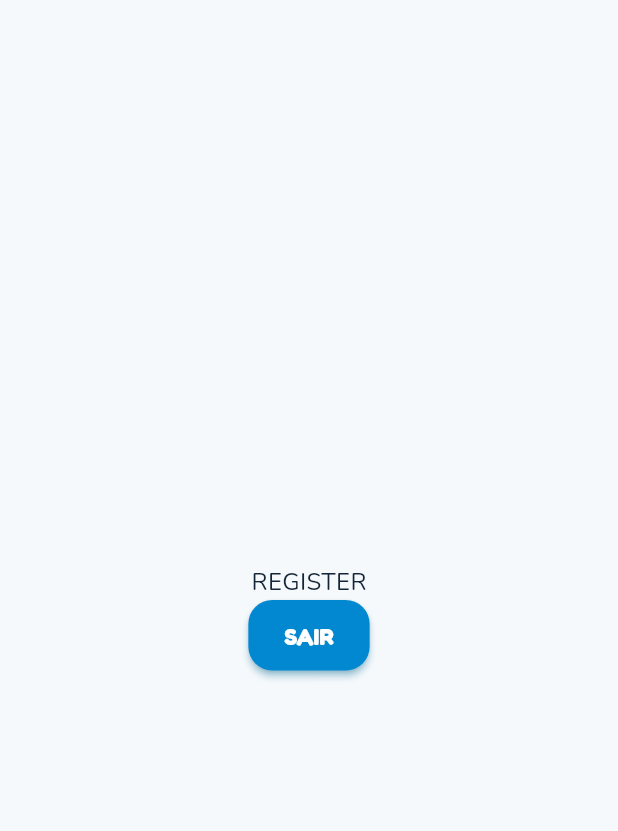
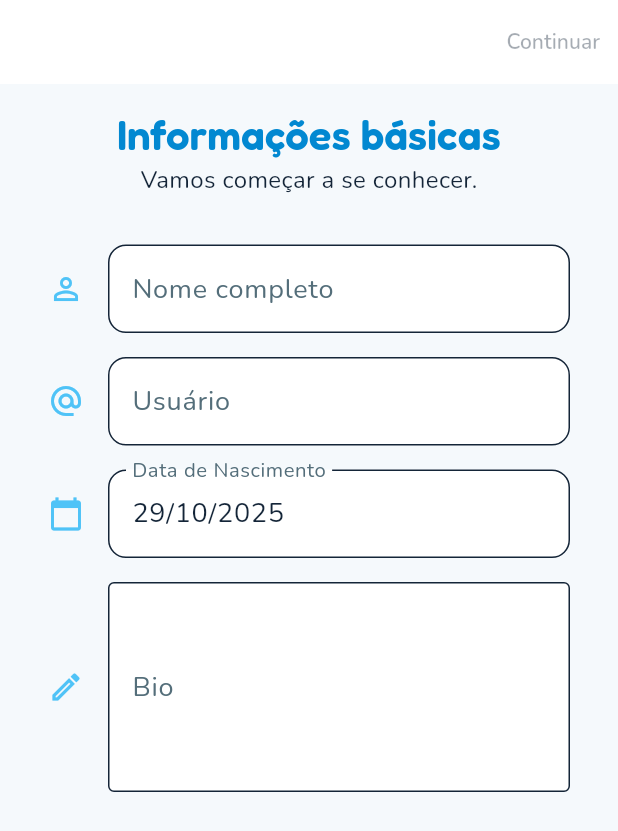
Before and after one commit to ricarthlima/dvagarin, a Flutter app: the RegisterScreen screen opened directly, on a phone screen of 412 x 824 dp. Shown: the top 831 px of the screen. Run offline on Flutter 3.47's test engine with Material 3 defaults, Android fonts, the phone set to English and light mode, and no system bars; our stand-ins replace dio, equatable, firebase_auth, firebase_core, flutter_markdown_plus, flutter_mobx and 9 more; accounts and stored records are empty; generated files the repository leaves out were written again.

Commit message:
feat(register): adicionado formulario de registro basico

```diff
--- a/vagarin_app/lib/core/theme/app_theme.dart
+++ b/vagarin_app/lib/core/theme/app_theme.dart
@@ -49,7 +49,7 @@ class AppTheme {
         titleLarge: TextStyle(
           fontFamily: AppFonts.fredoka,
           fontWeight: FontWeights.fredokaSemiBold,
-          fontSize: 20,
+          fontSize: 28,
           color: AppColors.primary,
         ),
         titleMedium: TextStyle(
--- a/vagarin_app/lib/features/register/pages/register_screen.dart
+++ /dev/null
@@ -1,32 +0,0 @@
-import 'package:flutter/material.dart';
-import 'package:go_router/go_router.dart';
-import 'package:vagarin_app/features/auth/stores/auth_store.dart';
-
-import '../../../shared/injection_container.dart';
-
-class RegisterScreen extends StatelessWidget {
-  const RegisterScreen({super.key});
-
-  @override
-  Widget build(BuildContext context) {
-    return Scaffold(
-      body: Center(
-        child: Column(
-          mainAxisSize: MainAxisSize.min,
-          crossAxisAlignment: CrossAxisAlignment.center,
-          mainAxisAlignment: MainAxisAlignment.center,
-          children: [
-            Text("REGISTER"),
-            ElevatedButton(
-              onPressed: () {
-                getIt<AuthStore>().signOut();
-                if (context.mounted) context.go('/');
-              },
-              child: Text("SAIR"),
-            ),
-          ],
-        ),
-      ),
-    );
-  }
-}
--- /dev/null
+++ b/vagarin_app/lib/features/register/presentation/layouts/register_basic_layout.dart
@@ -0,0 +1,133 @@
+import 'package:flutter/material.dart';
+import 'package:flutter/services.dart';
+import 'package:flutter_mobx/flutter_mobx.dart';
+import 'package:vagarin_app/features/register/presentation/widget/register_scaffold_layout.dart';
+
+import '../../../../shared/injection_container.dart';
+import '../stores/register_store.dart';
+
+class RegisterBasicLayout extends StatefulWidget {
+  const RegisterBasicLayout({super.key});
+
+  @override
+  State<RegisterBasicLayout> createState() => _RegisterBasicLayoutState();
+}
+
+class _RegisterBasicLayoutState extends State<RegisterBasicLayout> {
+  final TextEditingController _nameController = TextEditingController();
+  final TextEditingController _usernameController = TextEditingController();
+  final TextEditingController _dobController = TextEditingController();
+  final TextEditingController _bioController = TextEditingController();
+
+  @override
+  void initState() {
+    RegisterStore registerStore = getIt<RegisterStore>();
+
+    _nameController.text = registerStore.name;
+    _usernameController.text = registerStore.username;
+    _dobController.text = registerStore.formattedBirthday;
+    _bioController.text = registerStore.bio;
+    super.initState();
+  }
+
+  @override
+  Widget build(BuildContext context) {
+    RegisterStore registerStore = getIt<RegisterStore>();
+
+    return Observer(
+      builder: (_) {
+        return RegisterScaffoldLayout(
+          title: "Informações básicas",
+          subtitle: "Vamos começar a se conhecer.",
+          child: Form(
+            child: SingleChildScrollView(
+              child: Column(
+                spacing: 16,
+                children: [
+                  TextFormField(
+                    controller: _nameController,
+                    decoration: InputDecoration(
+                      labelText: 'Nome completo',
+                      hintText: 'Seu nome e sobrenome',
+                      icon: Icon(Icons.person_outline),
+                      errorText: registerStore.nameErrorText,
+                    ),
+                    keyboardType: TextInputType.name,
+                    textCapitalization: TextCapitalization.words,
+                    onChanged: registerStore.setName,
+                  ),
+                  TextFormField(
+                    controller: _usernameController,
+                    decoration: InputDecoration(
+                      labelText: 'Usuário',
+                      hintText: 'ex: ricarth_lima',
+                      icon: Icon(Icons.alternate_email),
+                      prefixText: '@',
+                      errorText: registerStore.usernameErrorText,
+                    ),
+                    keyboardType: TextInputType.text,
+                    autocorrect: false,
+                    enableSuggestions: false,
+                    inputFormatters: [
+                      FilteringTextInputFormatter.allow(RegExp(r'[a-z0-9_]')),
+                    ],
+                    onChanged: registerStore.setUsername,
+                  ),
+                  TextFormField(
+                    controller: _dobController,
+                    decoration: const InputDecoration(
+                      labelText: 'Data de Nascimento',
+                      hintText: 'Selecione uma data',
+                      icon: Icon(Icons.calendar_today),
+                    ),
+                    readOnly: true,
+                    onTap: () {
+                      FocusScope.of(context).requestFocus(FocusNode());
+                      _selectDate(context, registerStore);
+                    },
+                    validator: (value) {
+                      if (value == null || value.isEmpty) {
+                        return 'A data de nascimento é obrigatória';
+                      }
+                      return null;
+                    },
+                  ),
+                  TextFormField(
+                    controller: _bioController,
+                    decoration: const InputDecoration(
+                      labelText: 'Bio',
+                      hintText: 'Fale um pouco sobre você...',
+                      icon: Icon(Icons.edit_outlined),
+                      border: OutlineInputBorder(),
+                    ),
+                    keyboardType: TextInputType.multiline,
+                    textCapitalization: TextCapitalization.sentences,
+                    maxLines: 4,
+                    onChanged: registerStore.setBio,
+                  ),
+                ],
+              ),
+            ),
+          ),
+        );
+      },
+    );
+  }
+
+  Future<void> _selectDate(
+    BuildContext context,
+    RegisterStore registerStore,
+  ) async {
+    final DateTime? picked = await showDatePicker(
+      context: context,
+      initialDate: registerStore.birthday,
+      firstDate: DateTime(1900), // Primeiro ano selecionável
+      lastDate: DateTime.now(), // Não pode nascer no futuro
+    );
+
+    if (picked != null && picked != registerStore.birthday) {
+      registerStore.birthday = picked;
+      _bioController.text = registerStore.formattedBirthday;
+    }
+  }
+}
--- /dev/null
+++ b/vagarin_app/lib/features/register/presentation/layouts/register_layouts.dart
@@ -0,0 +1,6 @@
+export 'register_basic_layout.dart';
+export 'register_confirm_layout.dart';
+export 'register_geo_layout.dart';
+export 'register_notification_layout.dart';
+export 'register_phone_layout.dart';
+export 'register_photo_layout.dart';
--- /dev/null
+++ b/vagarin_app/lib/features/register/presentation/pages/register_screen.dart
@@ -0,0 +1,80 @@
+import 'package:flutter/material.dart';
+import 'package:flutter_mobx/flutter_mobx.dart';
+import 'package:vagarin_app/features/register/presentation/stores/register_store.dart';
+
+import '../../../../shared/injection_container.dart';
+import '../layouts/register_layouts.dart';
+
+class RegisterScreen extends StatelessWidget {
+  const RegisterScreen({super.key});
+
+  @override
+  Widget build(BuildContext context) {
+    RegisterStore registerStore = getIt<RegisterStore>();
+
+    return Scaffold(
+      resizeToAvoidBottomInset: true,
+      appBar: AppBar(
+        leading: Observer(
+          builder: (_) {
+            return Visibility(
+              visible: (registerStore.currentPage != RegisterPage.basics),
+              child: IconButton(
+                onPressed: () {
+                  registerStore.backPage();
+                },
+                icon: Icon(Icons.arrow_back),
+              ),
+            );
+          },
+        ),
+        actions: [
+          Observer(
+            builder: (_) {
+              return TextButton(
+                onPressed: registerStore.canNextPage
+                    ? () {
+                        registerStore.nextPage();
+                      }
+                    : null,
+                child: Text(
+                  registerStore.currentPage == RegisterPage.confirm
+                      ? "Registrar-se"
+                      : "Continuar",
+                ),
+              );
+            },
+          ),
+        ],
+      ),
+      body: SafeArea(
+        child: Padding(
+          padding: const EdgeInsets.only(left: 32, right: 32, top: 16),
+          child: Observer(
+            builder: (_) {
+              return IndexedStack(
+                index: registerStore.currentPage.index,
+                children: RegisterPage.values.map((e) {
+                  switch (e) {
+                    case RegisterPage.basics:
+                      return RegisterBasicLayout();
+                    case RegisterPage.photo:
+                      return RegisterPhotoLayout();
+                    case RegisterPage.phone:
+                      return RegisterPhoneLayout();
+                    case RegisterPage.geo:
+                      return RegisterGeoLayout();
+                    case RegisterPage.notifications:
+                      return RegisterNotificationLayout();
+                    case RegisterPage.confirm:
+                      return RegisterConfirmLayout();
+                  }
+                }).toList(),
+              );
+            },
+          ),
+        ),
+      ),
+    );
+  }
+}
--- /dev/null
+++ b/vagarin_app/lib/features/register/presentation/widget/register_scaffold_layout.dart
@@ -0,0 +1,35 @@
+import 'package:flutter/material.dart';
+
+class RegisterScaffoldLayout extends StatelessWidget {
+  final String title;
+  final String subtitle;
+  final Widget child;
+  const RegisterScaffoldLayout({
+    super.key,
+    required this.title,
+    required this.subtitle,
+    required this.child,
+  });
+
+  @override
+  Widget build(BuildContext context) {
+    return Column(
+      mainAxisAlignment: MainAxisAlignment.spaceBetween,
+      crossAxisAlignment: CrossAxisAlignment.stretch,
+      spacing: 32,
+      children: [
+        Column(
+          children: [
+            Text(
+              title,
+              textAlign: TextAlign.center,
+              style: Theme.of(context).textTheme.titleLarge,
+            ),
+            Text(subtitle),
+          ],
+        ),
+        Expanded(child: child),
+      ],
+    );
+  }
+}
--- a/vagarin_app/lib/shared/injection_container.dart
+++ b/vagarin_app/lib/shared/injection_container.dart
@@ -11,6 +11,7 @@ import 'package:vagarin_app/core/auth/firebase_auth_service.dart';
 import 'package:vagarin_app/core/auth/i_auth_service.dart';
 import 'package:vagarin_app/core/services/i_secure_local_storage_service.dart';
 import 'package:vagarin_app/core/services/secure_storage_service.dart';
+import 'package:vagarin_app/features/register/presentation/stores/register_store.dart';
 
 import '../core/api/auth_interceptor.dart';
 import '../core/api/i_api_service.dart';
@@ -100,4 +101,6 @@ void setupInjections() {
 
   getIt.registerSingleton<AuthStore>(AuthStore(getIt<IAuthService>()));
   getIt.registerSingleton<AuthStateListenable>(AuthStateListenable());
+
+  getIt.registerLazySingleton<RegisterStore>(() => RegisterStore());
 }
```
Also changed, not shown: vagarin_app/lib/features/register/presentation/layouts/register_confirm_layout.dart (added, +15 -0 lines), vagarin_app/lib/features/register/presentation/layouts/register_geo_layout.dart (added, +15 -0 lines), vagarin_app/lib/features/register/presentation/layouts/register_notification_layout.dart (added, +15 -0 lines), vagarin_app/lib/features/register/presentation/layouts/register_phone_layout.dart (added, +15 -0 lines), vagarin_app/lib/features/register/presentation/layouts/register_photo_layout.dart (added, +15 -0 lines), vagarin_app/lib/features/register/presentation/stores/register_store.dart (added, +150 -0 lines), vagarin_app/lib/features/register/presentation/stores/register_store.g.dart (added).
